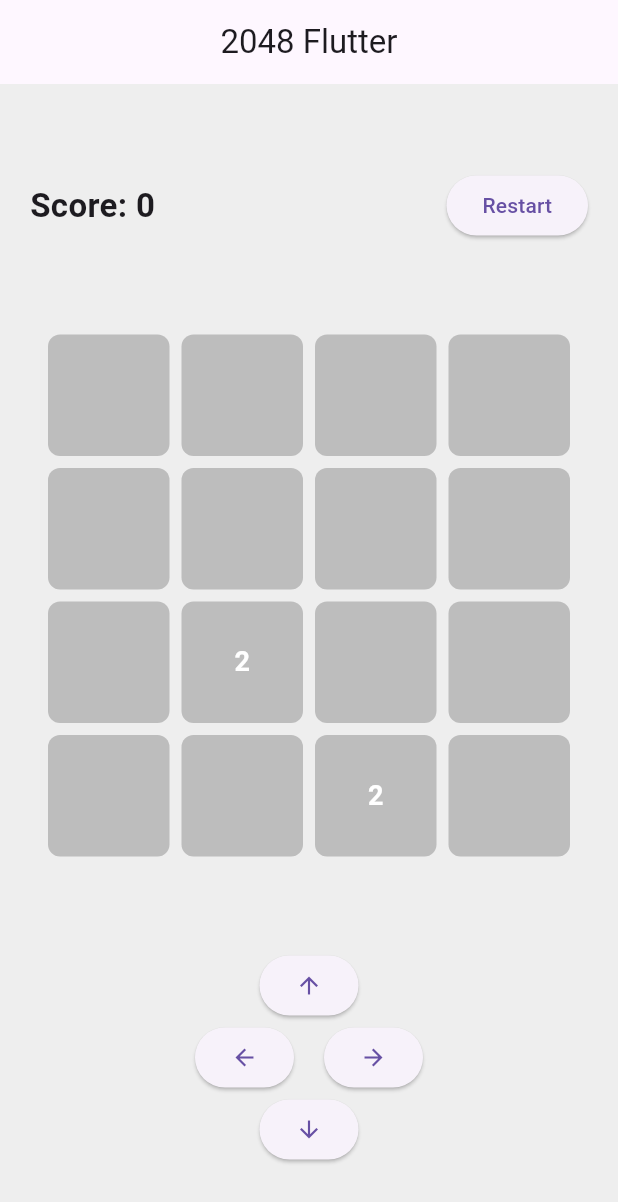
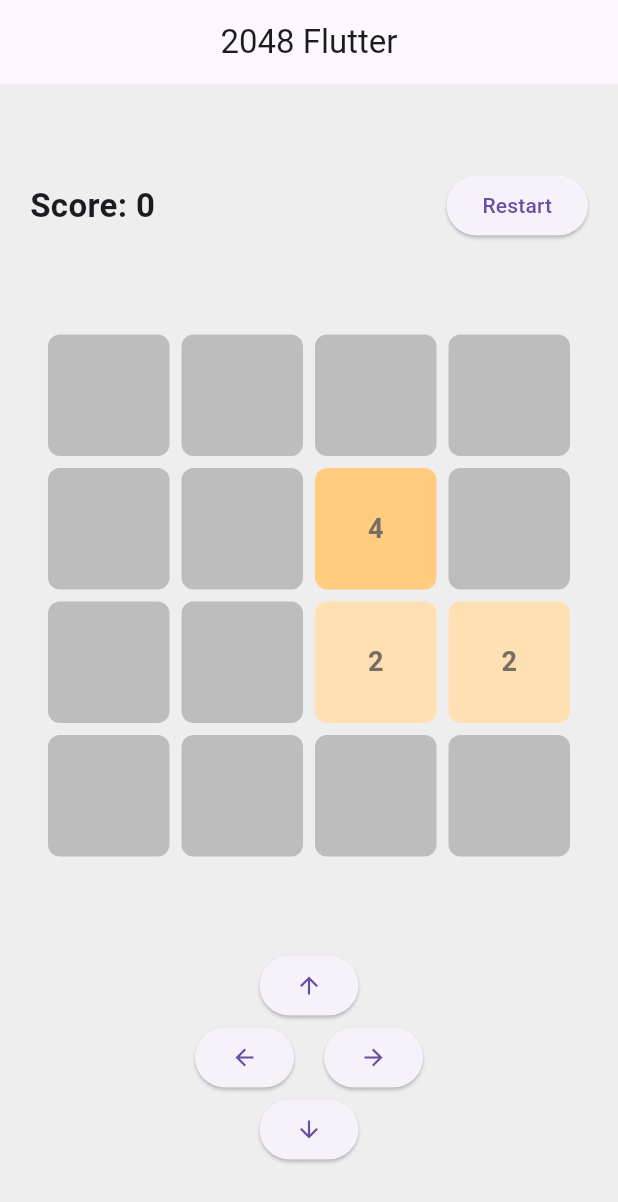
Before and after one commit to hhelal12/twenty-forty-eight, a Flutter app: the screen it shows after launch, after a tap on "Restart", on a phone screen of 412 x 824 dp. Shown: the top 1202 px of the screen. Run offline on Flutter 3.47's test engine with Material 3 defaults, Android fonts, the phone set to English and light mode, and no system bars.

Commit message:
now moving button work greate

```diff
--- a/lib/models/tailes.dart
+++ b/lib/models/tailes.dart
@@ -0,0 +1,39 @@
+import 'package:flutter/material.dart';
+
+Color getTileColor(int value) {
+  switch (value) {
+    case 2:
+      return Colors.orange[100]!;
+    case 4:
+      return Colors.orange[200]!;
+    case 8:
+      return Colors.orange[300]!;
+    case 16:
+      return Colors.deepOrange[300]!;
+    case 32:
+      return Colors.deepOrange[400]!;
+    case 64:
+      return Colors.deepOrange[500]!;
+    case 128:
+      return Colors.amber[400]!;
+    case 256:
+      return Colors.amber[600]!;
+    case 512:
+      return Colors.amber[700]!;
+    case 1024:
+      return Colors.yellow[700]!;
+    case 2048:
+      return Colors.yellow[800]!;
+    default:
+      return Colors.grey[400]!; // For empty or unknown tiles
+  }
+}
+
+
+Color getTextColor(int value) {
+  if (value <= 4) {
+    return const Color(0xFF776E65);
+  } else {
+    return const Color(0xFFF9F6F2);
+  }
+}
--- a/lib/screens/game_screen.dart
+++ b/lib/screens/game_screen.dart
@@ -1,5 +1,6 @@
 import 'package:flutter/material.dart';
-import 'dart:math';
+import 'package:twenty_forty_eight/logic/logic.dart';
+import 'package:twenty_forty_eight/models/tailes.dart';
 
 class GamePage extends StatefulWidget {
   const GamePage({super.key});
@@ -11,34 +12,23 @@ class GamePage extends StatefulWidget {
 class _GamePageState extends State<GamePage> {
   int score = 0;
   List<int> grid = List.filled(16, 0);
-  final Random random = Random();
 
   @override
   void initState() {
     super.initState();
-    _spawnRandomTile();
-    _spawnRandomTile();
+    spawnRandomTile(grid);
+    spawnRandomTile(grid);
+    spawnRandomTile(grid);
   }
 
-  // Spawn a new tile with 2 in an empty cell
-  void _spawnRandomTile() {
-    List<int> emptyIndices = [];
-    for (int i = 0; i < grid.length; i++) {
-      if (grid[i] == 0) emptyIndices.add(i);
-    }
-    if (emptyIndices.isNotEmpty) {
-      int randomIndex = emptyIndices[random.nextInt(emptyIndices.length)];
-      grid[randomIndex] = 2;
-    }
-  }
-
-  // Reset the game
+  // restating the game
   void _resetGame() {
     setState(() {
       score = 0;
       grid = List.filled(16, 0);
-      _spawnRandomTile();
-      _spawnRandomTile();
+      spawnRandomTile(grid);
+      spawnRandomTile(grid);
+      spawnRandomTile(grid);
     });
   }
 
@@ -54,7 +44,7 @@ class _GamePageState extends State<GamePage> {
         child: Column(
           mainAxisAlignment: MainAxisAlignment.center,
           children: [
-            // 🧮 Score + Restart
+            //  Score + Restart
             Padding(
               padding: const EdgeInsets.symmetric(horizontal: 20, vertical: 10),
               child: Row(
@@ -87,16 +77,16 @@ class _GamePageState extends State<GamePage> {
               children: List.generate(16, (index) {
                 return Container(
                   decoration: BoxDecoration(
-                    color: Colors.grey[400],
+                    color: getTileColor(grid[index]),
                     borderRadius: BorderRadius.circular(8),
                   ),
                   child: Center(
                     child: Text(
                       grid[index] == 0 ? '' : '${grid[index]}',
-                      style: const TextStyle(
+                      style: TextStyle(
                         fontSize: 18,
                         fontWeight: FontWeight.bold,
-                        color: Colors.white,
+                        color: getTextColor(grid[index]),
                       ),
                     ),
                   ),
@@ -106,14 +96,14 @@ class _GamePageState extends State<GamePage> {
 
             const SizedBox(height: 30),
 
-            // 🎮 Movement Buttons (dummy for now)
+            // 🎮 Movement Buttons
             Column(
               children: [
                 ElevatedButton(
                   onPressed: () {
                     setState(() {
-                      score++;
-                      _spawnRandomTile(); // temporary: add a new tile
+                      moveUp(grid, score);
+                      spawnRandomTile(grid);
                     });
                   },
                   child: const Icon(Icons.arrow_upward),
@@ -124,8 +114,8 @@ class _GamePageState extends State<GamePage> {
                     ElevatedButton(
                       onPressed: () {
                         setState(() {
-                          score++;
-                          _spawnRandomTile();
+                          score = moveLeft(grid, score);
+                          spawnRandomTile(grid);
                         });
                       },
                       child: const Icon(Icons.arrow_back),
@@ -134,8 +124,8 @@ class _GamePageState extends State<GamePage> {
                     ElevatedButton(
                       onPressed: () {
                         setState(() {
-                          score++;
-                          _spawnRandomTile();
+                          moveRight(grid, score);
+                          spawnRandomTile(grid);
                         });
                       },
                       child: const Icon(Icons.arrow_forward),
@@ -145,8 +135,8 @@ class _GamePageState extends State<GamePage> {
                 ElevatedButton(
                   onPressed: () {
                     setState(() {
-                      score++;
-                      _spawnRandomTile();
+                      moveDown(grid, score);
+                      spawnRandomTile(grid);
                     });
                   },
                   child: const Icon(Icons.arrow_downward),
```
Also changed, not shown: lib/logic/logic.dart (+150 -0 lines), lib/widgets/grid_cell.dart (deleted), lib/widgets/tile_widget.dart (deleted).
